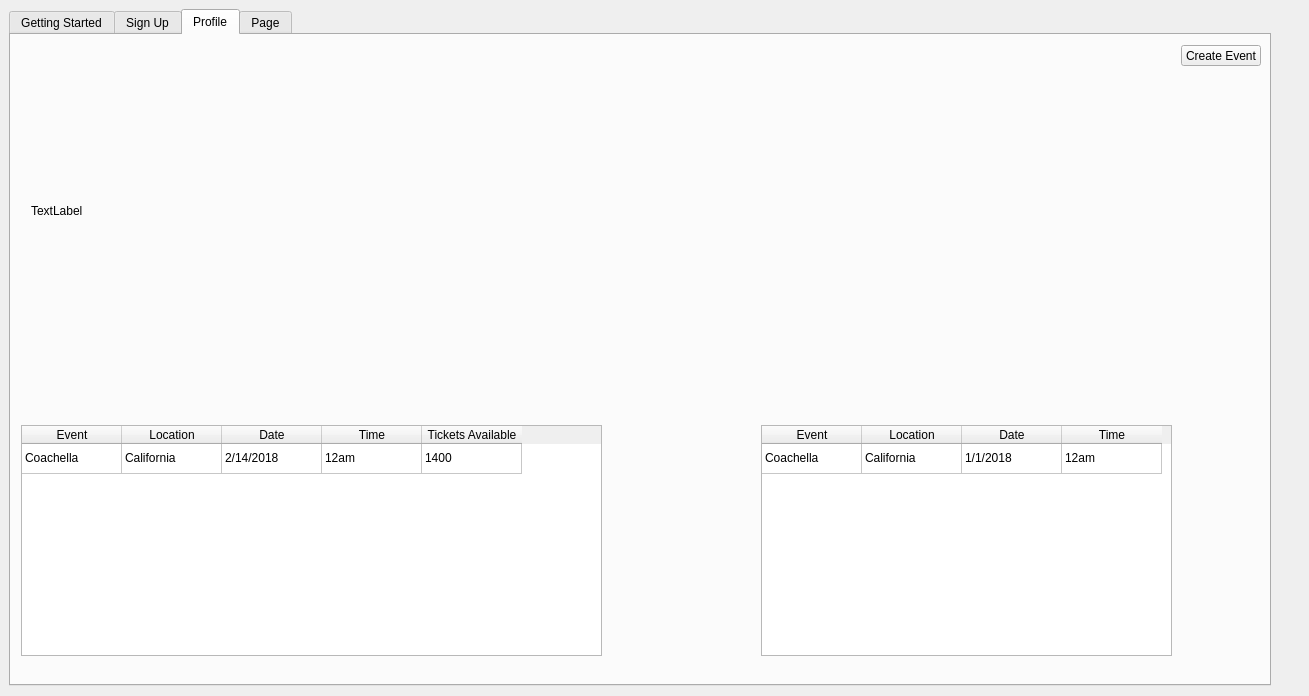
Before: the Qt Designer form src/web-app/interestdata.ui in Aesylwinn/software-engineering, drawn with Qt 5.
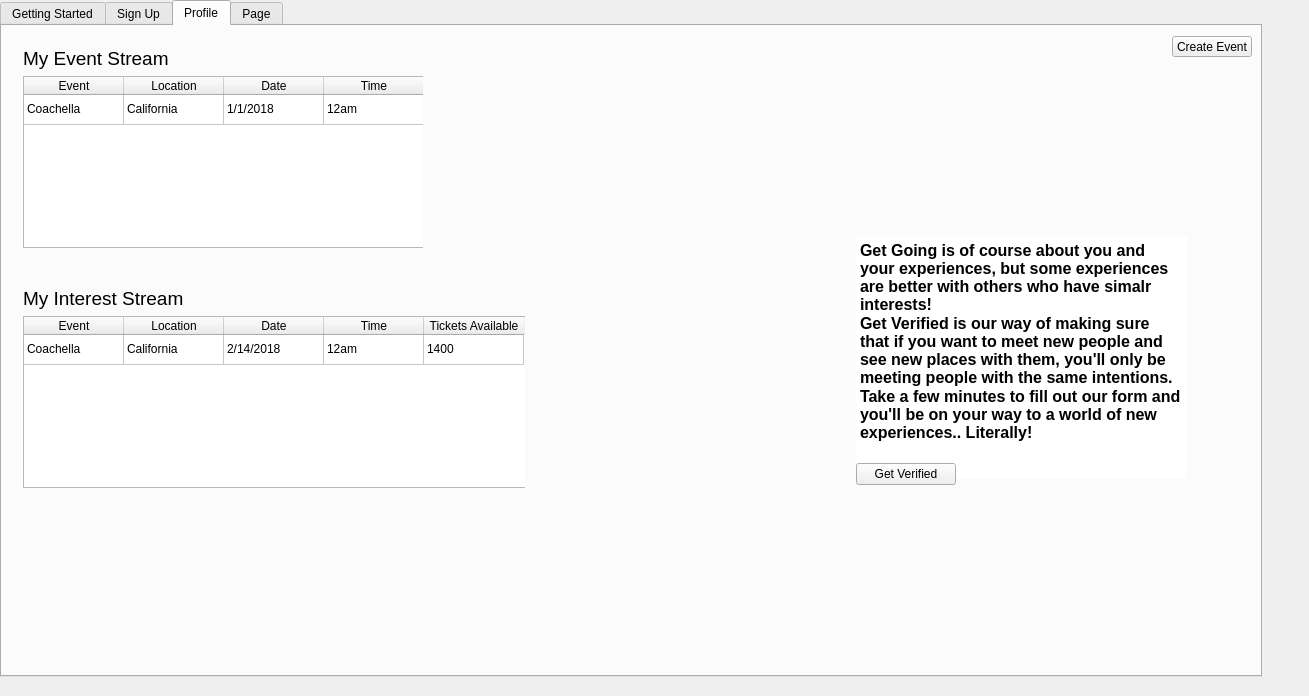
After: the same form once the commit is applied. Icons and pictures are not drawn.

Commit message: Added Get Verified description and button

```diff
--- a/src/web-app/interestdata.ui
+++ b/src/web-app/interestdata.ui
@@ -19,8 +19,8 @@
    </property>
    <property name="geometry">
     <rect>
-     <x>9</x>
-     <y>9</y>
+     <x>0</x>
+     <y>0</y>
      <width>1262</width>
      <height>677</height>
     </rect>
@@ -770,14 +770,53 @@
       <string>Create Event</string>
      </property>
     </widget>
+    <widget class="QWidget" name="">
+     <property name="geometry">
+      <rect>
+       <x>10</x>
+       <y>250</y>
+       <width>513</width>
+       <height>223</height>
+      </rect>
+     </property>
+     <layout class="QVBoxLayout" name="verticalLayout">
+      <item>
+       <widget class="QLabel" name="label_2">
+        <property name="minimumSize">
+         <size>
+          <width>171</width>
+          <height>0</height>
+         </size>
+        </property>
+        <property name="maximumSize">
+         <size>
+          <width>171</width>
+          <height>16777215</height>
+         </size>
+        </property>
+        <property name="font">
+         <font>
+          <pointsize>14</pointsize>
+         </font>
+        </property>
+        <property name="text">
+         <string>My Interest Stream</string>
+        </property>
+       </widget>
+      </item>
+      <item>
     <widget class="QTableWidget" name="interestStream">
-     <property name="geometry">
-      <rect>
-       <x>10</x>
-       <y>390</y>
-       <width>581</width>
-       <height>231</height>
-      </rect>
+        <property name="minimumSize">
+         <size>
+          <width>511</width>
+          <height>0</height>
+         </size>
+        </property>
+        <property name="maximumSize">
+         <size>
+          <width>511</width>
+          <height>16777215</height>
+         </size>
      </property>
      <property name="editTriggers">
       <set>QAbstractItemView::NoEditTriggers</set>
@@ -844,27 +883,56 @@
       </property>
      </item>
     </widget>
-    <widget class="QLabel" name="label_2">
-     <property name="geometry">
-      <rect>
-       <x>20</x>
-       <y>160</y>
-       <width>171</width>
-       <height>31</height>
-      </rect>
-     </property>
-     <property name="text">
-      <string>TextLabel</string>
-     </property>
+      </item>
+     </layout>
     </widget>
-    <widget class="QTableWidget" name="interestStream_2">
+    <widget class="QWidget" name="">
      <property name="geometry">
       <rect>
-       <x>750</x>
-       <y>390</y>
+       <x>10</x>
+       <y>10</y>
        <width>411</width>
-       <height>231</height>
+       <height>223</height>
       </rect>
+     </property>
+     <layout class="QVBoxLayout" name="verticalLayout_29">
+      <item>
+       <widget class="QLabel" name="label_7">
+        <property name="minimumSize">
+         <size>
+          <width>171</width>
+          <height>0</height>
+         </size>
+        </property>
+        <property name="maximumSize">
+         <size>
+          <width>171</width>
+          <height>16777215</height>
+         </size>
+        </property>
+        <property name="font">
+         <font>
+          <pointsize>14</pointsize>
+         </font>
+        </property>
+        <property name="text">
+         <string>My Event Stream</string>
+        </property>
+       </widget>
+      </item>
+      <item>
+       <widget class="QTableWidget" name="interestStream_2">
+        <property name="minimumSize">
+         <size>
+          <width>409</width>
+          <height>0</height>
+         </size>
+        </property>
+        <property name="maximumSize">
+         <size>
+          <width>409</width>
+          <height>16777215</height>
+         </size>
      </property>
      <property name="editTriggers">
       <set>QAbstractItemView::NoEditTriggers</set>
@@ -920,6 +988,68 @@
        <string>12am</string>
       </property>
      </item>
+       </widget>
+      </item>
+     </layout>
+    </widget>
+    <widget class="QWidget" name="">
+     <property name="geometry">
+      <rect>
+       <x>810</x>
+       <y>200</y>
+       <width>419</width>
+       <height>270</height>
+      </rect>
+     </property>
+     <layout class="QGridLayout" name="gridLayout">
+      <item row="0" column="1">
+       <widget class="QTextEdit" name="textEdit">
+        <property name="minimumSize">
+         <size>
+          <width>331</width>
+          <height>241</height>
+         </size>
+        </property>
+        <property name="maximumSize">
+         <size>
+          <width>331</width>
+          <height>241</height>
+         </size>
+        </property>
+        <property name="frameShape">
+         <enum>QFrame::NoFrame</enum>
+        </property>
+        <property name="html">
+         <string>&lt;!DOCTYPE HTML PUBLIC &quot;-//W3C//DTD HTML 4.0//EN&quot; &quot;http://www.w3.org/TR/REC-html40/strict.dtd&quot;&gt;
+&lt;html&gt;&lt;head&gt;&lt;meta name=&quot;qrichtext&quot; content=&quot;1&quot; /&gt;&lt;style type=&quot;text/css&quot;&gt;
+p, li { white-space: pre-wrap; }
+&lt;/style&gt;&lt;/head&gt;&lt;body style=&quot; font-family:'MS Shell Dlg 2'; font-size:8.25pt; font-weight:400; font-style:normal;&quot;&gt;
+&lt;p style=&quot; margin-top:0px; margin-bottom:0px; margin-left:0px; margin-right:0px; -qt-block-indent:0; text-indent:0px;&quot;&gt;&lt;span style=&quot; font-size:12pt; font-weight:600;&quot;&gt;Get Going is of course about you and your experiences, but some experiences are better with others who have simalr interests! &lt;/span&gt;&lt;/p&gt;
+&lt;p style=&quot; margin-top:0px; margin-bottom:0px; margin-left:0px; margin-right:0px; -qt-block-indent:0; text-indent:0px;&quot;&gt;&lt;span style=&quot; font-size:12pt; font-weight:600;&quot;&gt;Get Verified is our way of making sure that if you want to meet new people and see new places with them, you'll only be meeting people with the same intentions. &lt;/span&gt;&lt;/p&gt;
+&lt;p style=&quot; margin-top:0px; margin-bottom:0px; margin-left:0px; margin-right:0px; -qt-block-indent:0; text-indent:0px;&quot;&gt;&lt;span style=&quot; font-size:12pt; font-weight:600;&quot;&gt;Take a few minutes to fill out our form and you'll be on your way to a world of new experiences.. Literally!&lt;/span&gt;  &lt;/p&gt;&lt;/body&gt;&lt;/html&gt;</string>
+        </property>
+       </widget>
+      </item>
+      <item row="1" column="1">
+       <widget class="QPushButton" name="GetVerifiedB">
+        <property name="minimumSize">
+         <size>
+          <width>100</width>
+          <height>0</height>
+         </size>
+        </property>
+        <property name="maximumSize">
+         <size>
+          <width>100</width>
+          <height>16777215</height>
+         </size>
+        </property>
+        <property name="text">
+         <string>Get Verified</string>
+        </property>
+       </widget>
+      </item>
+     </layout>
     </widget>
    </widget>
    <widget class="QWidget" name="tab_5">
```
Lines whose indentation alone changed are shown as unchanged.
